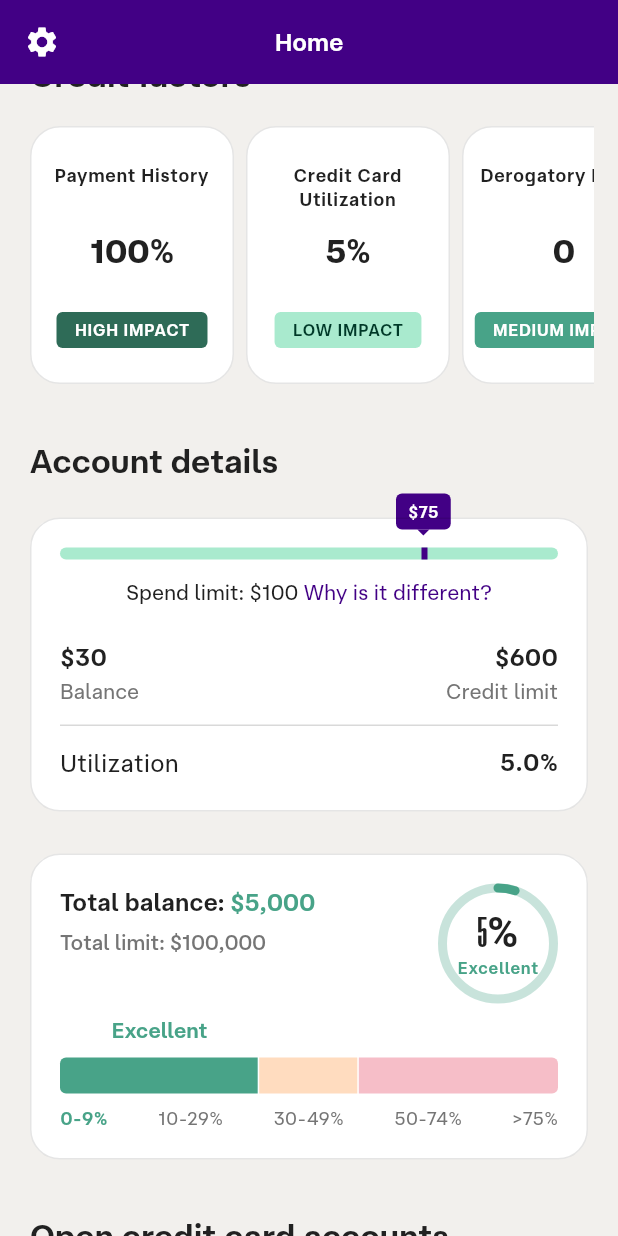
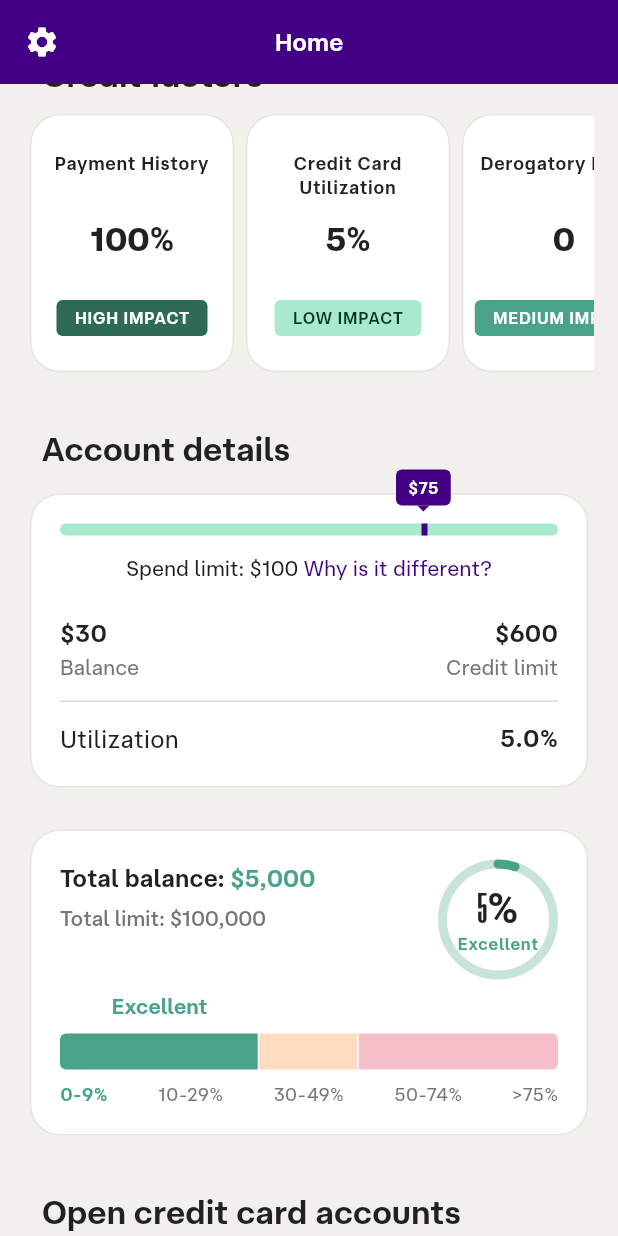
Before and after one commit to sam-parks/meet-sam-ava-project, a Flutter app: the screen it shows after launch, scrolled down 576 dp, on a phone screen of 412 x 824 dp. Run offline on Flutter 3.47's test engine with Material 3 defaults, Android fonts, the phone set to English and light mode, and no system bars; our stand-ins replace auto_route, dartz, flutter_riverpod, formz, riverpod_annotation, shared_preferences and 1 more; generated files the repository leaves out were written again.

Commit message:
alignment fixes

```diff
--- a/lib/features/home/view/widgets/account_details_card.dart
+++ b/lib/features/home/view/widgets/account_details_card.dart
@@ -21,7 +21,7 @@ class AccountDetailsCard extends StatelessWidget {
       crossAxisAlignment: CrossAxisAlignment.start,
       children: [
         Padding(
-          padding: const EdgeInsets.only(left: SpacingTokens.space1),
+          padding: const EdgeInsets.only(left: SpacingTokens.space3),
           child: Text(
             'Account details',
             style: Theme.of(context).textTheme.headlineSmall?.copyWith(
@@ -29,7 +29,7 @@ class AccountDetailsCard extends StatelessWidget {
                 ),
           ),
         ),
-        const SizedBox(height: SpacingTokens.space5),
+        const SizedBox(height: SpacingTokens.space3),
         Card(
           child: Padding(
             padding: const EdgeInsets.all(SpacingTokens.space5),
@@ -41,7 +41,8 @@ class AccountDetailsCard extends StatelessWidget {
                   maxValue: accountDetails.spendLimitValue,
                   currentValueLabel: '\$${accountDetails.currentSpend.toInt()}',
                   maxValueLabel: accountDetails.spendLimit,
-                  backgroundColor: Theme.of(context).colorScheme.secondaryContainer,
+                  backgroundColor:
+                      Theme.of(context).colorScheme.secondaryContainer,
                 ),
                 const SizedBox(height: SpacingTokens.space5),
                 // Balance and Credit Limit
--- a/lib/features/home/view/widgets/credit_card_accounts_card.dart
+++ b/lib/features/home/view/widgets/credit_card_accounts_card.dart
@@ -23,7 +23,7 @@ class CreditCardAccountsCard extends StatelessWidget {
       crossAxisAlignment: CrossAxisAlignment.start,
       children: [
         Padding(
-          padding: const EdgeInsets.only(left: SpacingTokens.space1),
+          padding: const EdgeInsets.only(left: SpacingTokens.space3),
           child: Text(
             'Open credit card accounts',
             style: Theme.of(context).textTheme.headlineSmall?.copyWith(
@@ -31,7 +31,7 @@ class CreditCardAccountsCard extends StatelessWidget {
                 ),
           ),
         ),
-        const SizedBox(height: SpacingTokens.space5),
+        const SizedBox(height: SpacingTokens.space3),
         Card(
           child: Padding(
             padding: const EdgeInsets.all(SpacingTokens.space5),
--- a/lib/features/home/view/widgets/credit_factors_card.dart
+++ b/lib/features/home/view/widgets/credit_factors_card.dart
@@ -18,7 +18,7 @@ class CreditFactorsCard extends StatelessWidget {
       crossAxisAlignment: CrossAxisAlignment.start,
       children: [
         Padding(
-          padding: const EdgeInsets.only(left: SpacingTokens.space1),
+          padding: const EdgeInsets.only(left: SpacingTokens.space3),
           child: Text(
             'Credit factors',
             style: Theme.of(context).textTheme.headlineSmall?.copyWith(
@@ -26,7 +26,7 @@ class CreditFactorsCard extends StatelessWidget {
                 ),
           ),
         ),
-        const SizedBox(height: SpacingTokens.space4),
+        const SizedBox(height: SpacingTokens.space2),
         SizedBox(
           height: 180,
           child: ListView.builder(
--- a/lib/features/home/view/widgets/credit_score_chart_card.dart
+++ b/lib/features/home/view/widgets/credit_score_chart_card.dart
@@ -21,7 +21,7 @@ class CreditScoreChartCard extends StatelessWidget {
       children: [
         Padding(
           padding: const EdgeInsets.only(
-            left: SpacingTokens.space1,
+            left: SpacingTokens.space3,
           ),
           child: Text(
             'Chart',
--- a/lib/shared/widgets/animated_credit_score_line_chart.dart
+++ b/lib/shared/widgets/animated_credit_score_line_chart.dart
@@ -101,7 +101,8 @@ class _AnimatedCreditScoreLineChartState
                     getTitlesWidget: (value, meta) {
                       return Text(
                         value.toInt().toString(),
-                        style: Theme.of(context).textTheme.bodySmall?.copyWith(
+                        style: Theme.of(context).textTheme.bodyMedium?.copyWith(
+                              fontWeight: FontWeight.w600,
                               color: Theme.of(context)
                                   .colorScheme
                                   .onSurfaceVariant,
```
